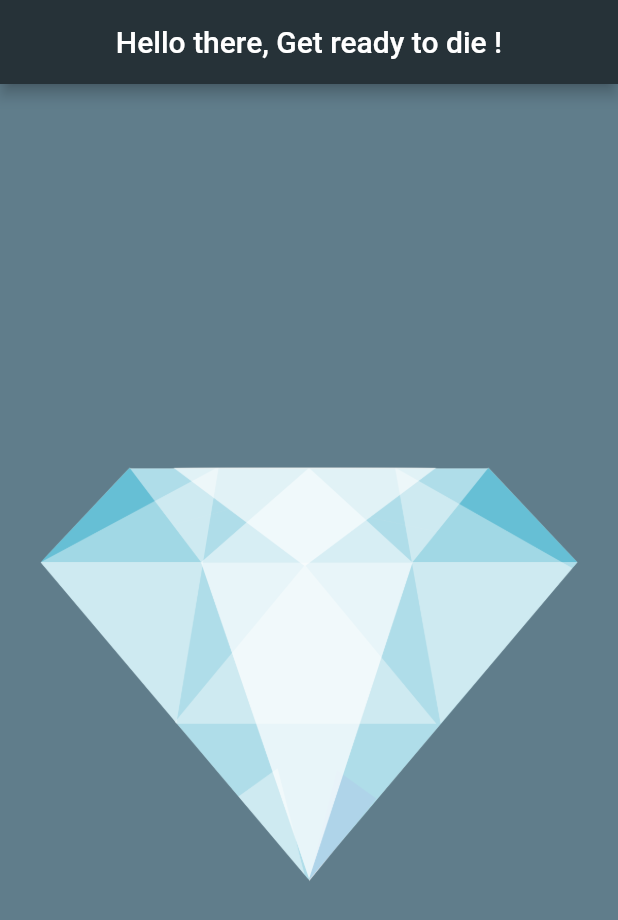
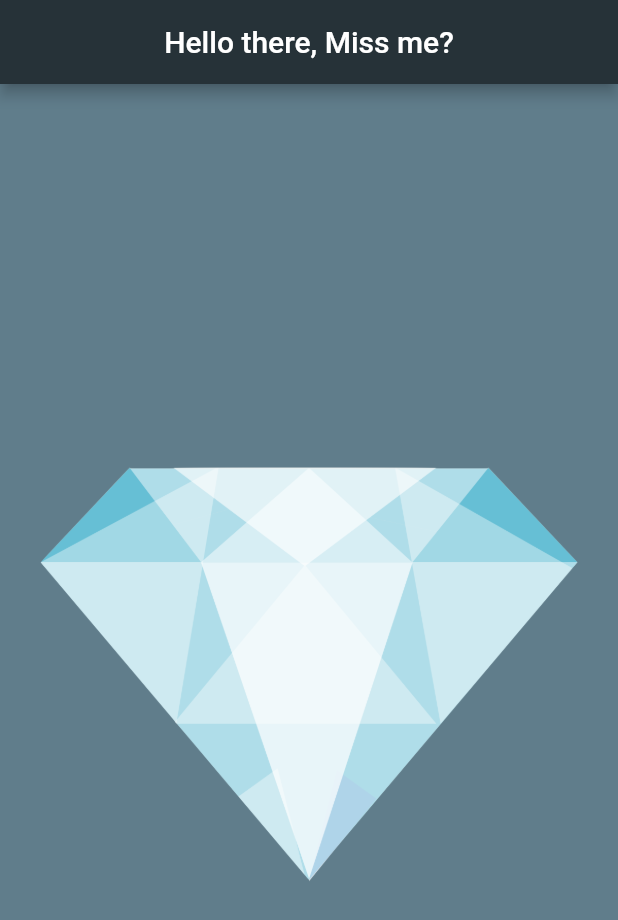
Before and after one commit to YashanThilakasiriMMYS/flutter_learnings, a Flutter app: the screen it shows after launch, on a phone screen of 412 x 824 dp. Shown: the top 920 px of the screen. Run offline on Flutter 3.47's test engine with Material 2 defaults, Android fonts, the phone set to English and light mode, and no system bars.

Commit message:
Title has changed.

```diff
--- a/lib/main.dart
+++ b/lib/main.dart
@@ -18,7 +18,7 @@ void main() {
         backgroundColor: Colors.blueGrey,
         appBar: AppBar(
           title:Center(
-            child: Text('Hello there, Get ready to die !')) ,
+            child: Text('Hello there, Miss me?')) ,
           backgroundColor: Colors.blueGrey[900],
         ),
         body: Center(
```
